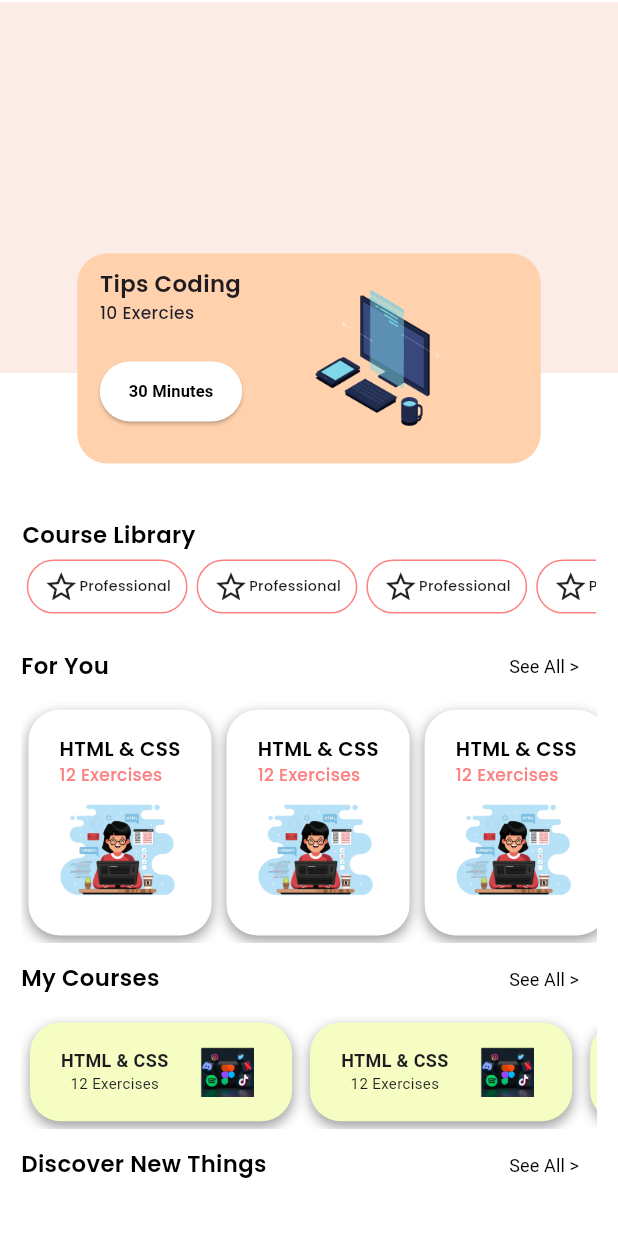
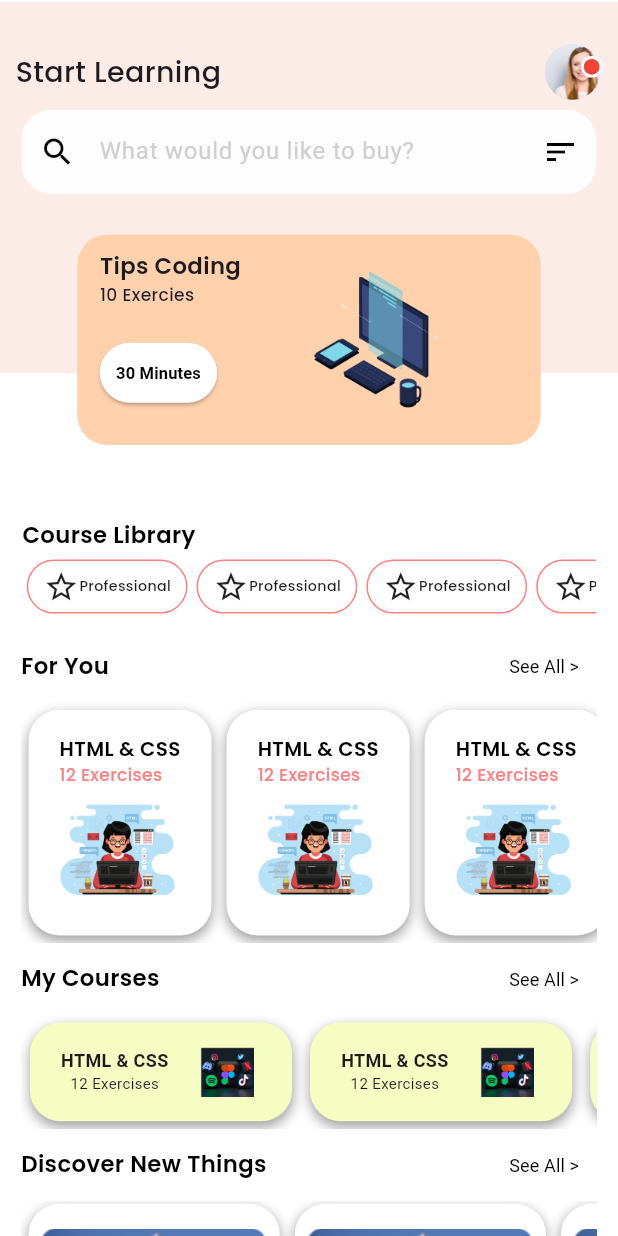
Before and after one commit to PradiptaAhmad/iLearn_project, a Flutter app: the screen it shows after launch, on a phone screen of 412 x 824 dp. Run offline on Flutter 3.47's test engine with Material 2 defaults, Android fonts, the light colour scheme and no system bars; our stand-ins replace get, google_fonts, introduction_screen.

Commit message:
[Alyaa] feat homeee

```diff
--- a/lib/pages/home_page/home.dart
+++ b/lib/pages/home_page/home.dart
@@ -1,8 +1,10 @@
 import 'package:flutter/material.dart';
+import 'package:ilearn_project/pages/home_page/widget/appbar.dart';
 import 'package:ilearn_project/pages/home_page/widget/category.dart';
 import 'package:ilearn_project/pages/home_page/widget/courses_card.dart';
 import 'package:ilearn_project/pages/home_page/widget/mycourses_card.dart';
 import 'package:ilearn_project/pages/home_page/widget/news_card.dart';
+import 'package:ilearn_project/pages/home_page/widget/searchbar.dart';
 
 import '../../core/themes.dart';
 import 'widget/header_card.dart';
@@ -17,6 +19,10 @@ class HomePage extends StatelessWidget {
     return Scaffold(
       resizeToAvoidBottomInset: false,
       backgroundColor: Colors.white,
+      // appBar: AppBar(
+      //   flexibleSpace:
+      //   AppBar(),
+      // ),
       body: SingleChildScrollView(
         child: Container(
           width: screenWidth,
@@ -46,10 +52,28 @@ class HomePage extends StatelessWidget {
                   Align(
                     alignment: Alignment.topCenter,
                     child: Container(
-                      margin: EdgeInsets.only(top: screenHeight * 0.205),
+                      margin: EdgeInsets.only(top: screenHeight * 0.190),
                       width: screenWidth * 0.75,
                       height: screenHeight * 0.17,
                       child: HeaderCard(),
+                    ),
+                  ),
+                  Align(
+                    alignment: Alignment.topCenter,
+                    child: Container(
+                      margin: EdgeInsets.only(top: screenHeight * 0.084),
+                      width: screenWidth * 0.95,
+                      height: screenHeight * 0.08,
+                      child: CustomSearchBar(),
+                    ),
+                  ),
+                  Align(
+                    alignment: Alignment.topCenter,
+                    child: Container(
+                      margin: EdgeInsets.only(top: screenHeight * 0.0007),
+                      width: screenWidth * 0.95,
+                      height: screenHeight * 0.08,
+                      child: AppBarCustom(),
                     ),
                   ),
                 ],
@@ -92,8 +116,8 @@ class HomePage extends StatelessWidget {
                         ),
                       ],
                     ),
-                    // NewsCard(), => ntar dluub
-                  ],
+                    NewsCard(),
+                ]
                 ),
               )
             ],
--- a/lib/pages/home_page/widget/appbar.dart
+++ b/lib/pages/home_page/widget/appbar.dart
@@ -1,10 +1,50 @@
 import 'package:flutter/material.dart';
 
-class AppBar extends StatelessWidget {
-  const AppBar({super.key});
+import '../../../core/themes.dart';
+
+class AppBarCustom extends StatelessWidget {
+  const AppBarCustom({super.key});
 
   @override
   Widget build(BuildContext context) {
-    return const Placeholder();
+    double screenHeight = MediaQuery.of(context).size.height;
+    double screenWidth = MediaQuery.of(context).size.width;
+    return Container(
+      width: screenWidth,
+      height: screenHeight * 0.1, // Sesuaikan dengan tinggi yang diinginkan
+      padding: EdgeInsets.only(top: screenHeight * 0.035),
+      child: Row(
+        mainAxisAlignment: MainAxisAlignment.spaceBetween,
+        children: [
+          Align(
+            alignment: Alignment.center,
+            child: Text("Start Learning", style: titlePage()),
+          ),
+          Stack(
+            alignment: Alignment.bottomRight,
+            children: [
+              CircleAvatar(
+                backgroundImage: AssetImage("assets/images/avatar.png")
+                as ImageProvider<Object>,
+              ),
+              Positioned(
+                bottom: 0,
+                right: 0,
+                child: Container(
+                  width: screenWidth * 0.035,
+                  decoration: BoxDecoration(
+                    shape: BoxShape.circle,
+                    border: Border.all(color: Colors.white, width: 2),
+                  ),
+                  child: CircleAvatar(
+                    backgroundColor: Colors.red,
+                  ),
+                ),
+              ),
+            ],
+          ),
+        ],
+      ),
+    );
   }
 }
--- a/lib/pages/home_page/widget/header_card.dart
+++ b/lib/pages/home_page/widget/header_card.dart
@@ -11,10 +11,7 @@ class HeaderCard extends StatelessWidget {
     double screenWidth = MediaQuery.of(context).size.width;
 
     return Container(
-      constraints: BoxConstraints(
-        minWidth: 230,
-        minHeight: 255,
-      ),
+      width: screenWidth * 0.40,
       decoration: BoxDecoration(
         color: Color(0xFFFFD1AD),
         borderRadius: BorderRadius.circular(20.0), // Atur nilai sesuai kebutuhan Anda
@@ -33,8 +30,8 @@ class HeaderCard extends StatelessWidget {
                 ElevatedButton(
                   onPressed: () {},
                   child: Container(
-                    width: 95.0,
-                    height: 22.0,
+                    width: screenWidth *0.19,
+                    height: screenHeight* 0.02,
                     alignment: Alignment.center,
                     child: Text(
                       "30 Minutes",
--- a/lib/pages/home_page/widget/news_card.dart
+++ b/lib/pages/home_page/widget/news_card.dart
@@ -15,10 +15,10 @@ class NewsCard extends StatelessWidget {
         children: [
           for (int i = 1; i < 8; i++)
             Container(
-              margin: EdgeInsets.symmetric(horizontal: 5, vertical: 5),
+              margin: EdgeInsets.symmetric(horizontal: 5, vertical: 2),
               padding: EdgeInsets.symmetric(
-                vertical: screenHeight * 0.09, // Adjust as needed
-                horizontal: screenWidth * 0.08, // Adjust as needed
+                vertical: screenHeight * 0.02, // Adjust as needed
+                horizontal: screenWidth * 0.02, // Adjust as needed
               ),
               decoration: BoxDecoration(
                 color: Colors.white,
@@ -35,18 +35,12 @@ class NewsCard extends StatelessWidget {
                 child: Column(
                   crossAxisAlignment: CrossAxisAlignment.start,
                   children: [
-                    // ClipRRect(
-                    //   borderRadius: BorderRadius.only(
-                    //     topLeft: Radius.circular(10),
-                    //     topRight: Radius.circular(10),
-                    //   ),
-                    //   child: Image.asset(
-                    //     "assets/news/bird.png",
-                    //     height: 140,
-                    //     fit: BoxFit.cover,
-                    //     width: double.infinity,
-                    //   ),
-                    // ),
+                    Container(
+                      decoration: BoxDecoration(
+                        borderRadius: BorderRadius.circular(screenHeight * 0.025),
+                      ),
+                      child: Image.asset("assets/news/bird.png"),
+                    ),
                     Text("Lorem Ipsum", style: TextStyle(fontSize: 14, fontWeight: FontWeight.w500),),
                     Text("Lorem Ipsum", style: TextStyle(fontWeight: FontWeight.w300, fontSize: 8),),
                   ],
--- /dev/null
+++ b/lib/pages/home_page/widget/searchbar.dart
@@ -0,0 +1,36 @@
+import 'package:flutter/material.dart';
+
+
+class CustomSearchBar extends StatelessWidget {
+  @override
+  Widget build(BuildContext context) {
+    return Container(
+      width: 390,
+      height: 45,
+      child: Padding(
+        padding: EdgeInsets.all(4),
+        child: TextField(
+          decoration: InputDecoration(
+            border: OutlineInputBorder(
+              borderRadius: BorderRadius.all(Radius.circular(20.0)),
+              borderSide: BorderSide(
+                width: 0,
+                color: Colors.black,
+                style: BorderStyle.none,
+              ),
+            ),
+            filled: true,
+            prefixIcon: Icon(
+              Icons.search,
+              color: Colors.black,
+            ),
+            fillColor: Color(0xFFFEFDFD),
+            suffixIcon: Icon(Icons.sort, color: Colors.black),
+            hintStyle: new TextStyle(color: Color(0xFFd0cece), fontSize: 16),
+            hintText: "What would you like to buy?",
+          ),
+        ),
+      ),
+    );
+  }
+}
```
Also changed, not shown: assets/images/avatar.png (added).
